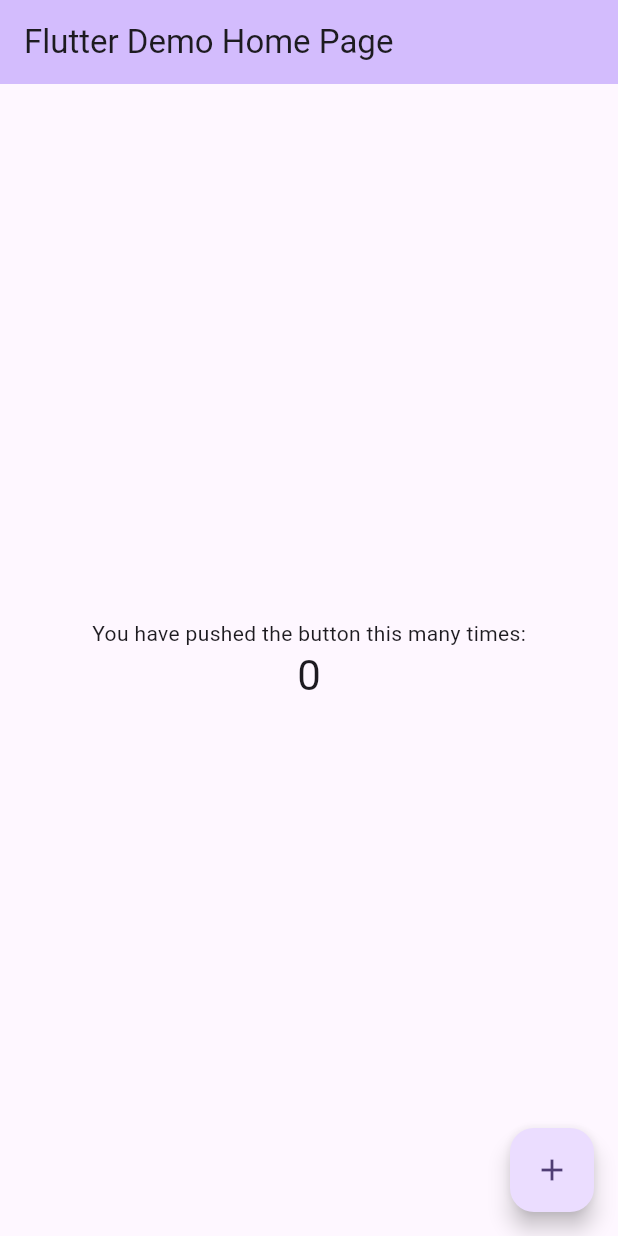
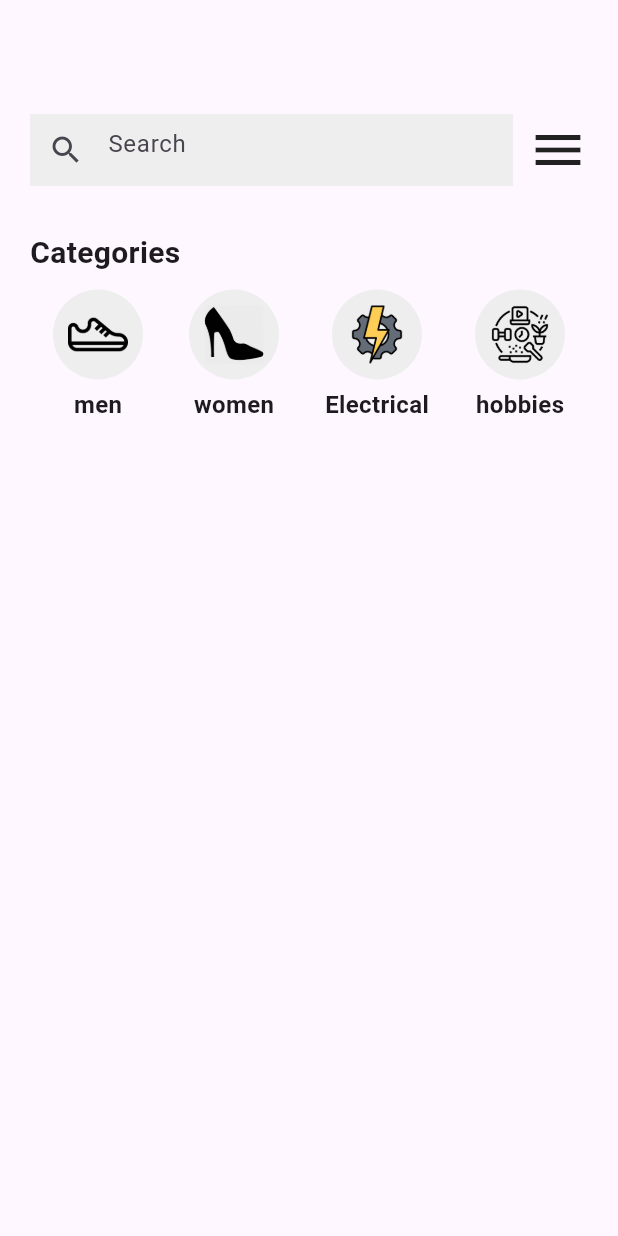
Before and after one commit to Sauzxa/Flutter-Projects, a Flutter app: the screen it shows after launch, on a phone screen of 412 x 824 dp. Run offline on Flutter 3.47's test engine with Material 3 defaults, Android fonts, the phone set to English and light mode, and no system bars.

Commit message:
added the homePage custome Widget with search TextFormFiled and Catergories

```diff
--- /dev/null
+++ b/ecommerce_ui/lib/homepage.dart
@@ -0,0 +1,131 @@
+import 'package:flutter/material.dart';
+import 'package:flutter/widgets.dart';
+
+class Homepage extends StatelessWidget {
+  const Homepage({super.key});
+
+  @override
+  Widget build(BuildContext context) {
+    return Scaffold(
+      body: Container(
+        padding: EdgeInsets.all(20),
+        child: ListView(
+          children: [
+            Row(
+              children: [
+                Expanded(
+                    flex: 2,
+                    child: TextFormField(
+                      decoration: InputDecoration(
+                          border: InputBorder.none,
+                          filled: true,
+                          fillColor: Colors.grey[200],
+                          hintText: "Search",
+                          prefixIcon: Icon(
+                            Icons.search,
+                          )),
+                    )),
+                Padding(
+                  padding: EdgeInsets.only(left: 10),
+                  child: Icon(Icons.menu, size: 40),
+                ),
+              ],
+            ),
+            Container(height: 30),
+            Text(
+              "Categories",
+              style: TextStyle(fontWeight: FontWeight.bold, fontSize: 20),
+            ),
+            Container(height: 10),
+            Row(
+              mainAxisAlignment: MainAxisAlignment.spaceAround,
+              // scrollDirection: Axis.vertical,
+              children: [
+                Column(children: [
+                  Container(
+                    padding: EdgeInsets.all(10),
+                    decoration: BoxDecoration(
+                      borderRadius: BorderRadius.circular(100),
+                      color: Colors.grey[200],
+                    ),
+                    height: 60,
+                    width: 60,
+                    child: Image.asset(
+                      "images/shoes.jpg",
+                      fit: BoxFit.cover,
+                    ),
+                  ),
+                  Container(height: 5),
+                  Text(
+                    "men",
+                    style: TextStyle(fontSize: 16, fontWeight: FontWeight.bold),
+                  )
+                ]),
+                Column(children: [
+                  Container(
+                    padding: EdgeInsets.all(10),
+                    decoration: BoxDecoration(
+                      borderRadius: BorderRadius.circular(100),
+                      color: Colors.grey[200],
+                    ),
+                    height: 60,
+                    width: 60,
+                    child: Image.asset(
+                      "images/shoeswomen.jpg",
+                      fit: BoxFit.cover,
+                    ),
+                  ),
+                  Container(height: 5),
+                  Text(
+                    "women",
+                    style: TextStyle(fontSize: 16, fontWeight: FontWeight.bold),
+                  )
+                ]),
+                Column(children: [
+                  Container(
+                    padding: EdgeInsets.all(10),
+                    decoration: BoxDecoration(
+                      borderRadius: BorderRadius.circular(100),
+                      color: Colors.grey[200],
+                    ),
+                    height: 60,
+                    width: 60,
+                    child: Image.asset(
+                      "images/electrical.jpg",
+                      fit: BoxFit.cover,
+                    ),
+                  ),
+                  Container(height: 5),
+                  Text(
+                    "Electrical",
+                    style: TextStyle(fontSize: 16, fontWeight: FontWeight.bold),
+                  )
+                ]),
+                Column(children: [
+                  Container(
+                    padding: EdgeInsets.all(10),
+                    decoration: BoxDecoration(
+                      borderRadius: BorderRadius.circular(100),
+                      color: Colors.grey[200],
+                    ),
+                    height: 60,
+                    width: 60,
+                    child: Image.asset(
+                      "images/hobbies.jpg",
+                      fit: BoxFit.cover,
+                    ),
+                  ),
+                  Container(height: 5),
+                  Text(
+                    "hobbies",
+                    style: TextStyle(fontSize: 16, fontWeight: FontWeight.bold),
+                  )
+                ]),
+              ],
+            )
+          ],
+        ),
+      ),
+    );
+  }
+}
--- a/ecommerce_ui/lib/main.dart
+++ b/ecommerce_ui/lib/main.dart
@@ -1,125 +1,20 @@
+import 'package:ecommerce_ui/homepage.dart';
 import 'package:flutter/material.dart';
 
 void main() {
-  runApp(const MyApp());
+  runApp(MyApp());
 }
 
 class MyApp extends StatelessWidget {
   const MyApp({super.key});
-
-  // This widget is the root of your application.
   @override
   Widget build(BuildContext context) {
     return MaterialApp(
-      title: 'Flutter Demo',
-      theme: ThemeData(
-        // This is the theme of your application.
-        //
-        // TRY THIS: Try running your application with "flutter run". You'll see
-        // the application has a purple toolbar. Then, without quitting the app,
-        // try changing the seedColor in the colorScheme below to Colors.green
-        // and then invoke "hot reload" (save your changes or press the "hot
-        // reload" button in a Flutter-supported IDE, or press "r" if you used
-        // the command line to start the app).
-        //
-        // Notice that the counter didn't reset back to zero; the application
-        // state is not lost during the reload. To reset the state, use hot
-        // restart instead.
-        //
-        // This works for code too, not just values: Most code changes can be
-        // tested with just a hot reload.
-        colorScheme: ColorScheme.fromSeed(seedColor: Colors.deepPurple),
-        useMaterial3: true,
+      home: Scaffold(
+        appBar: AppBar(),
+        body: Homepage(),
       ),
-      home: const MyHomePage(title: 'Flutter Demo Home Page'),
     );
   }
 }
-
-class MyHomePage extends StatefulWidget {
-  const MyHomePage({super.key, required this.title});
-
-  // This widget is the home page of your application. It is stateful, meaning
-  // that it has a State object (defined below) that contains fields that affect
-  // how it looks.
-
-  // This class is the configuration for the state. It holds the values (in this
-  // case the title) provided by the parent (in this case the App widget) and
-  // used by the build method of the State. Fields in a Widget subclass are
-  // always marked "final".
-
-  final String title;
-
-  @override
-  State<MyHomePage> createState() => _MyHomePageState();
-}
-
-class _MyHomePageState extends State<MyHomePage> {
-  int _counter = 0;
-
-  void _incrementCounter() {
-    setState(() {
-      // This call to setState tells the Flutter framework that something has
-      // changed in this State, which causes it to rerun the build method below
-      // so that the display can reflect the updated values. If we changed
-      // _counter without calling setState(), then the build method would not be
-      // called again, and so nothing would appear to happen.
-      _counter++;
-    });
-  }
-
-  @override
-  Widget build(BuildContext context) {
-    // This method is rerun every time setState is called, for instance as done
-    // by the _incrementCounter method above.
-    //
-    // The Flutter framework has been optimized to make rerunning build methods
-    // fast, so that you can just rebuild anything that needs updating rather
-    // than having to individually change instances of widgets.
-    return Scaffold(
-      appBar: AppBar(
-        // TRY THIS: Try changing the color here to a specific color (to
-        // Colors.amber, perhaps?) and trigger a hot reload to see the AppBar
-        // change color while the other colors stay the same.
-        backgroundColor: Theme.of(context).colorScheme.inversePrimary,
-        // Here we take the value from the MyHomePage object that was created by
-        // the App.build method, and use it to set our appbar title.
-        title: Text(widget.title),
-      ),
-      body: Center(
-        // Center is a layout widget. It takes a single child and positions it
-        // in the middle of the parent.
-        child: Column(
-          // Column is also a layout widget. It takes a list of children and
-          // arranges them vertically. By default, it sizes itself to fit its
-          // children horizontally, and tries to be as tall as its parent.
-          //
-          // Column has various properties to control how it sizes itself and
-          // how it positions its children. Here we use mainAxisAlignment to
-          // center the children vertically; the main axis here is the vertical
-          // axis because Columns are vertical (the cross axis would be
-          // horizontal).
-          //
-          // TRY THIS: Invoke "debug painting" (choose the "Toggle Debug Paint"
-          // action in the IDE, or press "p" in the console), to see the
-          // wireframe for each widget.
-          mainAxisAlignment: MainAxisAlignment.center,
-          children: <Widget>[
-            const Text(
-              'You have pushed the button this many times:',
-            ),
-            Text(
-              '$_counter',
-              style: Theme.of(context).textTheme.headlineMedium,
-            ),
-          ],
-        ),
-      ),
-      floatingActionButton: FloatingActionButton(
-        onPressed: _incrementCounter,
-        tooltip: 'Increment',
-        child: const Icon(Icons.add),
-      ), // This trailing comma makes auto-formatting nicer for build methods.
-    );
-  }
-}
+//end
```
Also changed, not shown: ecommerce_ui/pubspec.yaml (+5 -3 lines), ecommerce_ui/images/electrical.jpg (added), ecommerce_ui/images/hobbies.jpg (added), ecommerce_ui/images/shoes.jpg (added), ecommerce_ui/images/shoeswomen.jpg (added), 1 other file.
